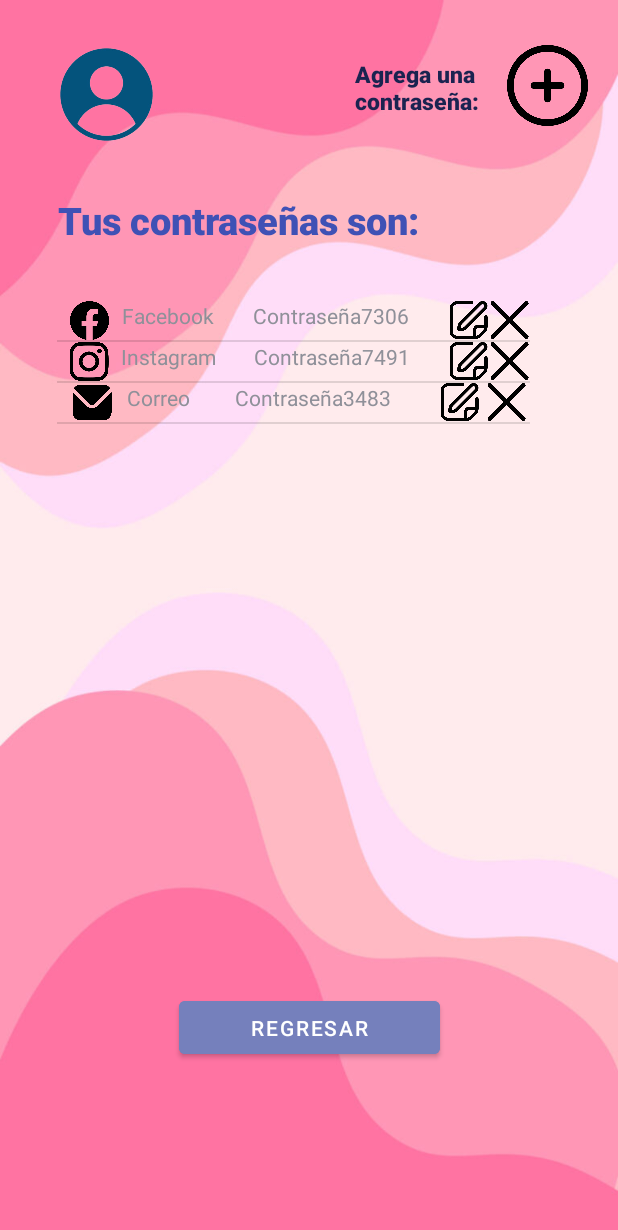
After one commit to AnaNo17/Diggest, an Android app: the Contrasenas screen opened directly, with no data from a screen before it, on a phone screen of 412 x 824 dp. The commit adds this screen. Shown: the top 1230 px of the screen. Run offline under Robolectric (Android 15) with nearby library versions, the phone set to English and light mode, and no system bars.

Commit message:
Contraseñas

```diff
--- /dev/null
+++ b/app/src/main/java/com/example/anasplash/Contrasenas.java
@@ -0,0 +1,81 @@
+package com.example.anasplash;
+
+import androidx.appcompat.app.AppCompatActivity;
+
+import android.content.Intent;
+import android.os.Bundle;
+import android.view.View;
+import android.widget.AdapterView;
+import android.widget.Button;
+import android.widget.ListView;
+import android.widget.Toast;
+
+import com.example.anasplash.Json.MyData;
+import com.example.anasplash.Json.MyInfo;
+import com.example.anasplash.MyAdapter.MyAdapter;
+
+import java.util.ArrayList;
+import java.util.List;
+
+public class Contrasenas extends AppCompatActivity {
+    private ListView listView;
+    Button regresor;
+    private List<MyData> list;
+    private int[] images = {R.drawable.feisbu, R.drawable.insta, R.drawable.correo};
+
+
+    @Override
+    protected void onCreate(Bundle savedInstanceState) {
+
+        super.onCreate(savedInstanceState);
+        setContentView(R.layout.activity_contrasenas);
+        String aux = null;
+        MyInfo info = null;
+        Object object = null;
+        MyData myData = null;
+        Intent intent = getIntent();
+        listView = (ListView) findViewById(R.id.listViewId);
+        list = new ArrayList<MyData>();
+        for (int i = 0; i < 3; i++) {
+            myData = new MyData();
+            myData.setContra(String.format("Contraseña%d", (int) (Math.random() * 10000)));
+            if (i == 0) {
+                myData.setRed(String.format("Facebook"));
+                myData.setImage(images[0]);
+            }
+            if (i == 1) {
+                myData.setRed(String.format("Instagram"));
+                myData.setImage(images[1]);
+            }
+            if (i == 2) {
+                myData.setRed(String.format("Correo"));
+                myData.setImage(images[2]);
+            }
+            list.add(myData);
+        }
+
+        MyAdapter myAdapter = new MyAdapter(list, getBaseContext());
+        listView.setAdapter(myAdapter);
+        listView.setOnItemClickListener(new AdapterView.OnItemClickListener() {
+            @Override
+            public void onItemClick(AdapterView<?> adapterView, View view, int i, long l)
+            {
+                toast( i );
+            }
+        });
+        regresor = (Button)findViewById(R.id.regreso);
+        regresor.setOnClickListener(new View.OnClickListener() {
+            @Override
+            public void onClick(View view) {
+                Intent regresador = new Intent(Contrasenas.this, Principal.class);
+                startActivity(regresador);
+            }
+        });
+
+    }
+
+    private void toast(int i) {
+        Toast.makeText(getBaseContext(), list.get(i).getContra(), Toast.LENGTH_SHORT).show();
+    }
+
+}
--- /dev/null
+++ b/app/src/main/java/com/example/anasplash/Json/MyData.java
@@ -0,0 +1,32 @@
+package com.example.anasplash.Json;
+
+public class MyData {
+    public String getContra() {
+        return contra;
+    }
+
+    public void setContra(String contra) {
+        this.contra = contra;
+    }
+
+    public int getImage() {
+        return image;
+    }
+
+    public void setImage(int image) {
+        this.image = image;
+    }
+
+    private String contra;
+    private int image;
+
+    public String getRed() {
+        return red;
+    }
+
+    public void setRed(String red) {
+        this.red = red;
+    }
+
+    private String red;
+}
--- /dev/null
+++ b/app/src/main/java/com/example/anasplash/ListViewActivity.java
@@ -0,0 +1,14 @@
+package com.example.anasplash;
+
+import android.os.Bundle;
+
+import androidx.appcompat.app.AppCompatActivity;
+
+public class ListViewActivity extends AppCompatActivity {
+
+    @Override
+    protected void onCreate(Bundle savedInstanceState) {
+        super.onCreate(savedInstanceState);
+        setContentView(R.layout.activity_list_view);
+    }
+}
--- /dev/null
+++ b/app/src/main/java/com/example/anasplash/MyAdapter/MyAdapter.java
@@ -0,0 +1,91 @@
+package com.example.anasplash.MyAdapter;
+
+
+import android.content.Context;
+import android.view.LayoutInflater;
+import android.view.View;
+import android.view.ViewGroup;
+import android.widget.BaseAdapter;
+import android.widget.ImageView;
+import android.widget.TextView;
+
+import com.example.anasplash.Json.MyData;
+import com.example.anasplash.R;
+
+import java.io.Serializable;
+import java.util.List;
+
+public class MyAdapter extends BaseAdapter implements Serializable {
+    private List<MyData> list;
+    private Context context;
+    private LayoutInflater layoutInflater;
+    private int []images = { R.drawable.feisbu,R.drawable.insta,R.drawable.correo};
+    private int []images2 = { R.drawable.cruz,R.drawable.editar};
+
+    public MyAdapter(List<MyData> list, Context context)
+    {
+        this.list = list;
+        this.context = context;
+        if( context != null)
+        {
+            layoutInflater = LayoutInflater.from(context);
+        }
+    }
+
+    public boolean isEmptyOrNull( )
+    {
+        return list == null || list.size() == 0;
+    }
+
+    @Override
+    public int getCount()
+    {
+        if(isEmptyOrNull())
+        {
+            return 0;
+        }
+        return list.size();
+    }
+
+    @Override
+    public Object getItem(int i)
+    {
+        if(isEmptyOrNull())
+        {
+            return null;
+        }
+        return list.get(i);
+    }
+
+    @Override
+    public long getItemId(int i)
+    {
+        return i;
+    }
+
+    @Override
+    public View getView(int i, View view, ViewGroup viewGroup)
+    {
+        TextView textView = null;
+        TextView textView2 = null;
+        ImageView imageView = null;
+        ImageView imageView2 = null;
+        ImageView imageView3 = null;
+
+        view = layoutInflater.inflate(R.layout.activity_list_view, null );
+        textView = view.findViewById(R.id.textViewId2);
+        textView2 = view.findViewById(R.id.textViewId1);
+        textView.setText(list.get(i).getContra());
+        textView2.setText(list.get(i).getRed());
+
+        imageView = view.findViewById(R.id.imageView5);
+        imageView2 = view.findViewById(R.id.imageView4);
+        imageView3 = view.findViewById(R.id.imageView);
+
+
+        imageView.setImageResource(list.get(i).getImage());
+        imageView2.setImageResource(images2[0]);
+        imageView3.setImageResource(images2[1]);
+        return view;
+    }
+}
--- a/app/src/main/java/com/example/anasplash/Principal.java
+++ b/app/src/main/java/com/example/anasplash/Principal.java
@@ -12,7 +12,7 @@ import com.example.anasplash.Json.MyInfo;
 import javax.xml.validation.Validator;
 
 public class Principal extends AppCompatActivity {
-    Button regresor;
+    Button regresor, contras;
     private TextView usuario;
 
 
@@ -25,6 +25,14 @@ public class Principal extends AppCompatActivity {
         Object object = null;
         usuario = findViewById(R.id.textUser);
         Intent intent = getIntent();
+        contras= (Button)findViewById(R.id.Contras);
+        contras.setOnClickListener(new View.OnClickListener() {
+            @Override
+            public void onClick(View view) {
+                Intent contra = new Intent(Principal.this, Contrasenas.class);
+                startActivity(contra);
+            }
+        });
         if( intent != null)
         {
             aux = intent.getStringExtra("usuario" );
@@ -51,5 +59,6 @@ public class Principal extends AppCompatActivity {
                 startActivity(regresador);
             }
         });
+
     }
 }
--- /dev/null
+++ b/app/src/main/res/layout/activity_contrasenas.xml
@@ -0,0 +1,85 @@
+<?xml version="1.0" encoding="utf-8"?>
+<androidx.constraintlayout.widget.ConstraintLayout xmlns:android="http://schemas.android.com/apk/res/android"
+    xmlns:app="http://schemas.android.com/apk/res-auto"
+    xmlns:tools="http://schemas.android.com/tools"
+    android:layout_width="match_parent"
+    android:layout_height="match_parent"
+    android:background="@drawable/fondoo"
+    tools:context=".Contrasenas">
+
+    <ListView
+        android:id="@+id/listViewId"
+        android:layout_width="315dp"
+        android:layout_height="345dp"
+        app:layout_constraintBottom_toBottomOf="parent"
+        app:layout_constraintEnd_toEndOf="parent"
+        app:layout_constraintHorizontal_bias="0.395"
+        app:layout_constraintStart_toStartOf="parent"
+        app:layout_constraintTop_toTopOf="parent"
+        app:layout_constraintVertical_bias="0.419" />
+
+    <TextView
+        android:id="@+id/ola"
+        android:layout_width="wrap_content"
+        android:layout_height="wrap_content"
+        android:fontFamily="sans-serif-black"
+        android:text="Tus contraseñas son:"
+        android:textColor="#3F51B5"
+        android:textSize="25sp"
+        app:layout_constraintBottom_toTopOf="@+id/listViewId"
+        app:layout_constraintEnd_toEndOf="parent"
+        app:layout_constraintHorizontal_bias="0.226"
+        app:layout_constraintStart_toStartOf="parent"
+        app:layout_constraintTop_toTopOf="parent"
+        app:layout_constraintVertical_bias="0.781" />
+
+    <TextView
+        android:id="@+id/ola3"
+        android:layout_width="93dp"
+        android:layout_height="42dp"
+        android:fontFamily="sans-serif-black"
+        android:text="Agrega una contraseña:"
+        android:textColor="#1B2350"
+        android:textSize="15sp"
+        app:layout_constraintBottom_toTopOf="@+id/listViewId"
+        app:layout_constraintEnd_toEndOf="parent"
+        app:layout_constraintHorizontal_bias="0.742"
+        app:layout_constraintStart_toStartOf="parent"
+        app:layout_constraintTop_toTopOf="parent"
+        app:layout_constraintVertical_bias="0.242" />
+
+    <ImageView
+        android:id="@+id/imageView8"
+        android:layout_width="62dp"
+        android:layout_height="54dp"
+        app:layout_constraintBottom_toBottomOf="parent"
+        app:layout_constraintEnd_toEndOf="parent"
+        app:layout_constraintHorizontal_bias="0.954"
+        app:layout_constraintStart_toStartOf="parent"
+        app:layout_constraintTop_toTopOf="parent"
+        app:layout_constraintVertical_bias="0.039"
+        app:srcCompat="@drawable/agregar" />
+
+    <ImageView
+        android:id="@+id/imageView10"
+        android:layout_width="66dp"
+        android:layout_height="66dp"
+        app:layout_constraintBottom_toTopOf="@+id/ola"
+        app:layout_constraintEnd_toEndOf="parent"
+        app:layout_constraintHorizontal_bias="0.11"
+        app:layout_constraintStart_toStartOf="parent"
+        app:layout_constraintTop_toTopOf="parent"
+        app:layout_constraintVertical_bias="0.47"
+        app:srcCompat="@drawable/login" />
+
+    <Button
+        android:id="@+id/regreso"
+        android:layout_width="174dp"
+        android:layout_height="47dp"
+        android:backgroundTint="#7580BC"
+        android:text="Regresar"
+        app:layout_constraintBottom_toBottomOf="parent"
+        app:layout_constraintEnd_toEndOf="parent"
+        app:layout_constraintStart_toStartOf="parent"
+        app:layout_constraintTop_toBottomOf="@+id/listViewId" />
+</androidx.constraintlayout.widget.ConstraintLayout>
--- /dev/null
+++ b/app/src/main/res/layout/activity_list_view.xml
@@ -0,0 +1,44 @@
+<?xml version="1.0" encoding="utf-8"?>
+<LinearLayout xmlns:android="http://schemas.android.com/apk/res/android"
+    xmlns:app="http://schemas.android.com/apk/res-auto"
+    xmlns:tools="http://schemas.android.com/tools"
+    android:layout_width="match_parent"
+    android:layout_height="match_parent"
+    tools:context=".ListViewActivity">
+
+    <ImageView
+        android:id="@+id/imageView5"
+        android:layout_width="17dp"
+        android:layout_height="26dp"
+        android:layout_weight="1"
+        tools:srcCompat="@tools:sample/avatars" />
+
+    <TextView
+        android:id="@+id/textViewId1"
+        android:layout_width="wrap_content"
+        android:layout_height="wrap_content"
+        android:layout_weight="1"
+        android:text="TextView" />
+
+    <TextView
+        android:id="@+id/textViewId2"
+        android:layout_width="wrap_content"
+        android:layout_height="wrap_content"
+        android:layout_weight="1"
+        android:text="TextView" />
+
+    <ImageView
+        android:id="@+id/imageView"
+        android:layout_width="1dp"
+        android:layout_height="25dp"
+        android:layout_weight="1"
+        app:srcCompat="@drawable/cruz" />
+
+    <ImageView
+        android:id="@+id/imageView4"
+        android:layout_width="1dp"
+        android:layout_height="25dp"
+        android:layout_weight="1"
+        app:srcCompat="@drawable/editar" />
+
+</LinearLayout>
--- a/app/src/main/res/layout/activity_login.xml
+++ b/app/src/main/res/layout/activity_login.xml
@@ -99,14 +99,16 @@
         android:id="@+id/btnRegistro"
         android:layout_width="wrap_content"
         android:layout_height="wrap_content"
-        android:layout_marginBottom="180dp"
+        android:layout_marginTop="116dp"
+        android:layout_marginBottom="164dp"
         android:backgroundTint="#7580BC"
         android:fontFamily="sans-serif-light"
         android:text="@string/registrolabel"
         app:layout_constraintBottom_toBottomOf="parent"
         app:layout_constraintEnd_toEndOf="parent"
         app:layout_constraintHorizontal_bias="0.815"
-        app:layout_constraintStart_toStartOf="parent" />
+        app:layout_constraintStart_toStartOf="parent"
+        app:layout_constraintTop_toBottomOf="@+id/passwordId" />
 
     <TextView
         android:id="@+id/textView3"
--- a/app/src/main/res/layout/activity_principal.xml
+++ b/app/src/main/res/layout/activity_principal.xml
@@ -196,6 +196,21 @@
         app:layout_constraintTop_toBottomOf="@+id/textView26"
         app:layout_constraintVertical_bias="0.844" />
 
+    <Button
+        android:id="@+id/Contras"
+        android:layout_width="118dp"
+        android:layout_height="53dp"
+        android:layout_marginBottom="28dp"
+        android:backgroundTint="#733248"
+        android:text="Tus Contraseñas"
+        android:textSize="10sp"
+        app:layout_constraintBottom_toBottomOf="parent"
+        app:layout_constraintEnd_toEndOf="parent"
+        app:layout_constraintHorizontal_bias="0.945"
+        app:layout_constraintStart_toStartOf="parent"
+        app:layout_constraintTop_toBottomOf="@+id/textView22"
+        app:layout_constraintVertical_bias="0.837" />
+
     <TextView
         android:id="@+id/textUser"
         android:layout_width="wrap_content"
```
Also changed, not shown: app/src/main/AndroidManifest.xml (+7 -0 lines), app/src/main/res/drawable-v24/agregar.png (added), app/src/main/res/drawable-v24/correo.png (added), app/src/main/res/drawable-v24/cruz.png (added), app/src/main/res/drawable-v24/editar.png (added), app/src/main/res/drawable-v24/feisbu.png (added), app/src/main/res/drawable-v24/insta.png (added).
